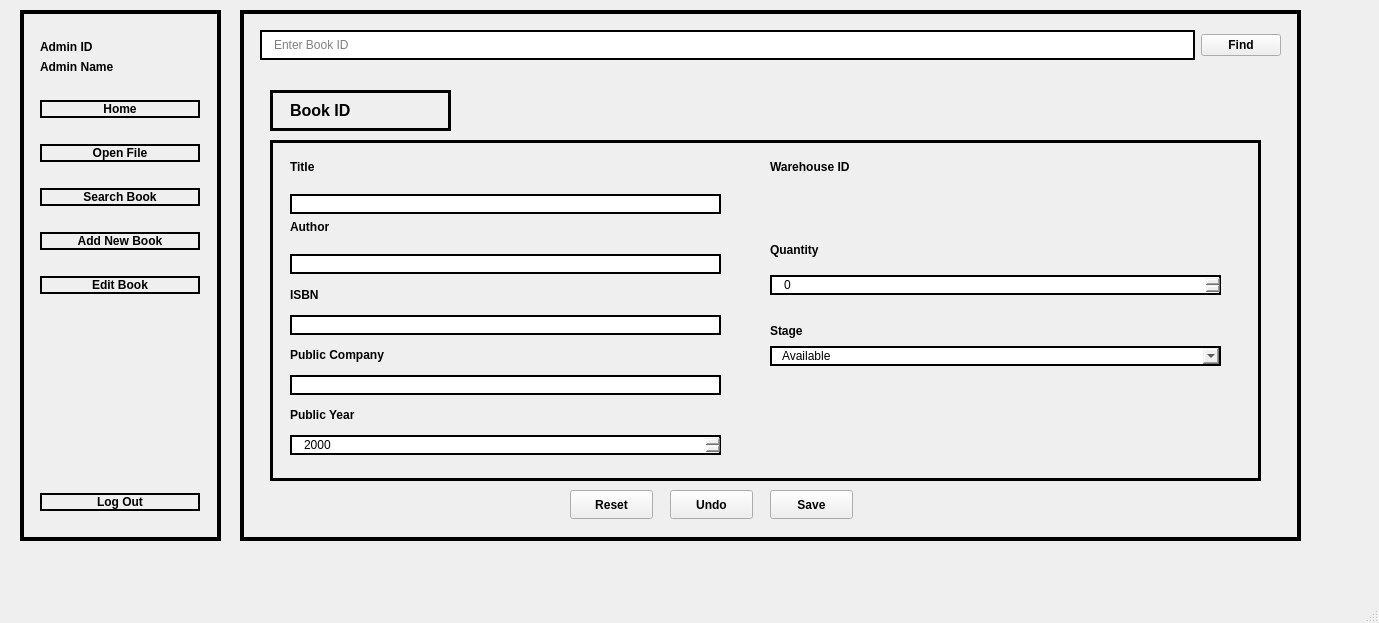
Old version of the form ui/designer-files/mainwindow.ui in the repository viciousircle/FINAL-huhuh.
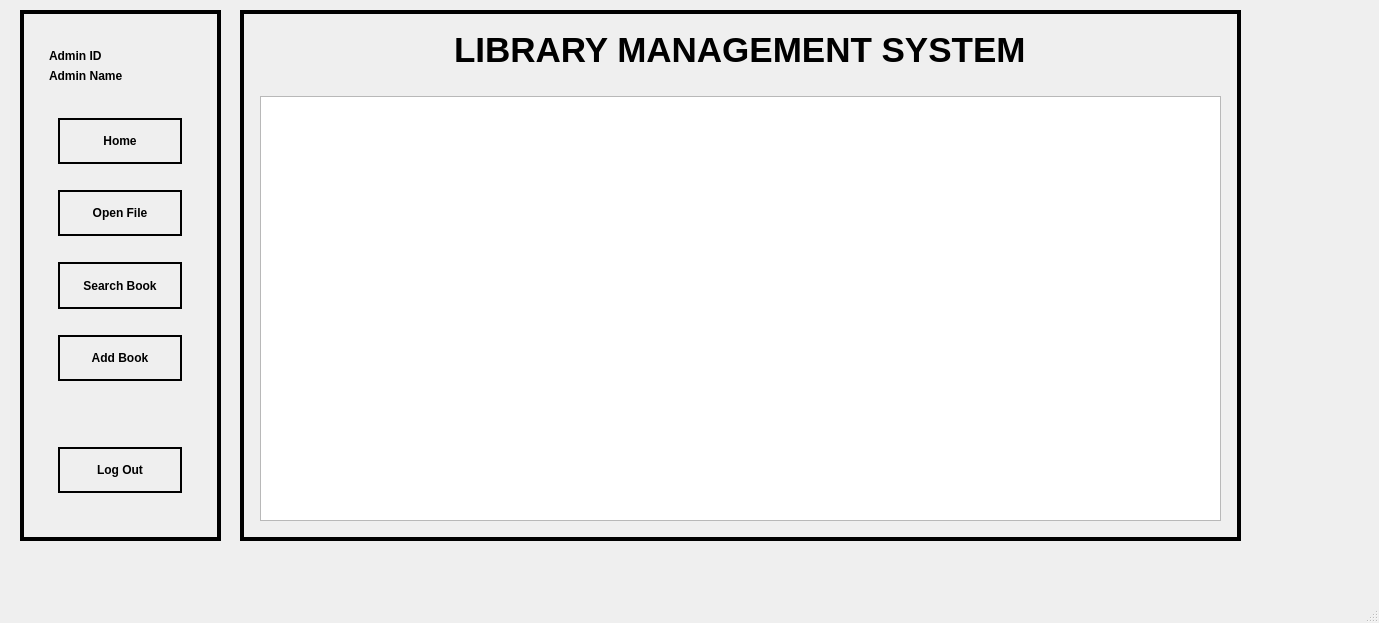
New version of the form. The open tabs and pages were chosen to show the change.

```diff
--- a/ui/designer-files/mainwindow.ui
+++ b/ui/designer-files/mainwindow.ui
@@ -1097,476 +1097,34 @@
         <string>Edit</string>
        </property>
       </widget>
-     </widget>
-    </widget>
-    <widget class="QWidget" name="edit_page">
-     <widget class="QFrame" name="body_3">
+      <widget class="QStackedWidget" name="stackedWidget">
       <property name="geometry">
        <rect>
-        <x>10</x>
-        <y>10</y>
-        <width>1061</width>
-        <height>531</height>
-       </rect>
-      </property>
-      <property name="frameShape">
-       <enum>QFrame::Box</enum>
-      </property>
-      <property name="frameShadow">
-       <enum>QFrame::Plain</enum>
-      </property>
-      <property name="lineWidth">
-       <number>4</number>
-      </property>
-      <widget class="QWidget" name="horizontalLayoutWidget_3">
-       <property name="geometry">
-        <rect>
-         <x>20</x>
-         <y>10</y>
-         <width>1021</width>
-         <height>51</height>
-        </rect>
-       </property>
-       <layout class="QHBoxLayout" name="horizontalLayout_3">
-        <item>
-         <widget class="QLineEdit" name="input_find_2">
-          <property name="styleSheet">
-           <string notr="true">border: 2px solid black;
-color: rgb(0, 0, 0);
-padding: 5px 10px 5px 10px ;
-</string>
-          </property>
-          <property name="text">
-           <string/>
-          </property>
-          <property name="placeholderText">
-           <string>Enter Book ID</string>
-          </property>
-         </widget>
-        </item>
-        <item>
-         <widget class="QPushButton" name="find_btn_2">
-          <property name="font">
-           <font>
-            <bold>true</bold>
-           </font>
-          </property>
-          <property name="styleSheet">
-           <string notr="true">QPushButton{
-	border: 2px solid black;
-	color: rgb(0, 0, 0);
-	padding: 5 10px 5 10px ;
-}
-QPushButton:hover{
-	border: 2px solid #560bad;
-	color: #560bad;
-	padding: 0 10px 0 10px ;
-}
-QPushButton::after{
-	border: 2px solid grey;\ncolor: grey;\npadding: 0 10px 0 10px ;\n
-}
-
-
-</string>
-          </property>
-          <property name="text">
-           <string>Find</string>
-          </property>
-         </widget>
-        </item>
-       </layout>
-      </widget>
-      <widget class="QStackedWidget" name="edit_stackedWidget">
-       <property name="geometry">
-        <rect>
-         <x>20</x>
-         <y>70</y>
-         <width>1021</width>
-         <height>451</height>
+         <x>420</x>
+         <y>160</y>
+         <width>151</width>
+         <height>101</height>
         </rect>
        </property>
        <property name="currentIndex">
         <number>0</number>
        </property>
-       <widget class="QWidget" name="edit_main_page">
-        <widget class="QFrame" name="frame_8">
+       <widget class="QWidget" name="page">
+        <widget class="QPushButton" name="edit_btn_3">
          <property name="geometry">
           <rect>
-           <x>10</x>
-           <y>10</y>
-           <width>181</width>
-           <height>41</height>
-          </rect>
-         </property>
-         <property name="frameShape">
-          <enum>QFrame::Box</enum>
-         </property>
-         <property name="frameShadow">
-          <enum>QFrame::Plain</enum>
-         </property>
-         <property name="lineWidth">
-          <number>3</number>
-         </property>
-         <widget class="QWidget" name="horizontalLayoutWidget_4">
-          <property name="geometry">
-           <rect>
-            <x>0</x>
-            <y>0</y>
-            <width>181</width>
-            <height>41</height>
-           </rect>
-          </property>
-          <layout class="QHBoxLayout" name="horizontalLayout_4">
-           <item>
-            <spacer name="verticalSpacer_4">
-             <property name="orientation">
-              <enum>Qt::Vertical</enum>
-             </property>
-             <property name="sizeHint" stdset="0">
-              <size>
-               <width>20</width>
-               <height>40</height>
-              </size>
-             </property>
-            </spacer>
-           </item>
-           <item>
-            <widget class="QLabel" name="label_2">
-             <property name="font">
-              <font>
-               <pointsize>12</pointsize>
-               <bold>true</bold>
-              </font>
-             </property>
-             <property name="text">
-              <string>Book ID</string>
-             </property>
-            </widget>
-           </item>
-           <item>
-            <spacer name="verticalSpacer_5">
-             <property name="orientation">
-              <enum>Qt::Vertical</enum>
-             </property>
-             <property name="sizeHint" stdset="0">
-              <size>
-               <width>20</width>
-               <height>40</height>
-              </size>
-             </property>
-            </spacer>
-           </item>
-           <item alignment="Qt::AlignHCenter">
-            <widget class="QLabel" name="book_id_text">
-             <property name="font">
-              <font>
-               <pointsize>12</pointsize>
-               <bold>true</bold>
-              </font>
-             </property>
-             <property name="text">
-              <string/>
-             </property>
-            </widget>
-           </item>
-           <item>
-            <spacer name="verticalSpacer_6">
-             <property name="orientation">
-              <enum>Qt::Vertical</enum>
-             </property>
-             <property name="sizeHint" stdset="0">
-              <size>
-               <width>20</width>
-               <height>40</height>
-              </size>
-             </property>
-            </spacer>
-           </item>
-          </layout>
-         </widget>
-        </widget>
-        <widget class="QFrame" name="frame_9">
-         <property name="geometry">
-          <rect>
-           <x>10</x>
-           <y>60</y>
-           <width>991</width>
-           <height>341</height>
-          </rect>
-         </property>
-         <property name="frameShape">
-          <enum>QFrame::Panel</enum>
-         </property>
-         <property name="frameShadow">
-          <enum>QFrame::Plain</enum>
-         </property>
-         <property name="lineWidth">
-          <number>3</number>
-         </property>
-         <widget class="QWidget" name="verticalLayoutWidget_10">
-          <property name="geometry">
-           <rect>
             <x>20</x>
             <y>20</y>
-            <width>431</width>
-            <height>295</height>
-           </rect>
-          </property>
-          <layout class="QVBoxLayout" name="verticalLayout_8">
-           <item alignment="Qt::AlignTop">
-            <widget class="QLabel" name="title_2">
+           <width>121</width>
+           <height>31</height>
+          </rect>
+         </property>
              <property name="font">
               <font>
                <bold>true</bold>
               </font>
              </property>
-             <property name="text">
-              <string>Title</string>
-             </property>
-            </widget>
-           </item>
-           <item>
-            <widget class="QLineEdit" name="input_title_2">
              <property name="styleSheet">
-              <string notr="true">border: 2px solid black;
-color: rgb(0, 0, 0);
-padding: 0px 10px 0px 10px ;
-</string>
-             </property>
-            </widget>
-           </item>
-           <item alignment="Qt::AlignTop">
-            <widget class="QLabel" name="author_2">
-             <property name="font">
-              <font>
-               <bold>true</bold>
-              </font>
-             </property>
-             <property name="text">
-              <string>Author</string>
-             </property>
-            </widget>
-           </item>
-           <item>
-            <widget class="QLineEdit" name="input_author_2">
-             <property name="styleSheet">
-              <string notr="true">border: 2px solid black;
-color: rgb(0, 0, 0);
-padding: 0px 10px 0px 10px ;
-</string>
-             </property>
-            </widget>
-           </item>
-           <item>
-            <widget class="QLabel" name="isbn_2">
-             <property name="font">
-              <font>
-               <bold>true</bold>
-              </font>
-             </property>
-             <property name="text">
-              <string>ISBN</string>
-             </property>
-            </widget>
-           </item>
-           <item>
-            <widget class="QLineEdit" name="input_isbn_2">
-             <property name="styleSheet">
-              <string notr="true">border: 2px solid black;
-color: rgb(0, 0, 0);
-padding: 0px 10px 0px 10px ;
-</string>
-             </property>
-            </widget>
-           </item>
-           <item>
-            <widget class="QLabel" name="publish_comp_2">
-             <property name="font">
-              <font>
-               <bold>true</bold>
-              </font>
-             </property>
-             <property name="text">
-              <string>Public Company</string>
-             </property>
-            </widget>
-           </item>
-           <item>
-            <widget class="QLineEdit" name="input_comp_2">
-             <property name="styleSheet">
-              <string notr="true">border: 2px solid black;
-color: rgb(0, 0, 0);
-padding: 0px 10px 0px 10px ;
-</string>
-             </property>
-            </widget>
-           </item>
-           <item>
-            <widget class="QLabel" name="publish_year_2">
-             <property name="font">
-              <font>
-               <bold>true</bold>
-              </font>
-             </property>
-             <property name="text">
-              <string>Public Year</string>
-             </property>
-            </widget>
-           </item>
-           <item>
-            <widget class="QDateEdit" name="input_year_2">
-             <property name="styleSheet">
-              <string notr="true">border: 2px solid black;
-color: rgb(0, 0, 0);
-padding: 0px 10px 0px 10px ;
-</string>
-             </property>
-             <property name="currentSection">
-              <enum>QDateTimeEdit::YearSection</enum>
-             </property>
-             <property name="displayFormat">
-              <string>yyyy</string>
-             </property>
-            </widget>
-           </item>
-          </layout>
-         </widget>
-         <widget class="QWidget" name="verticalLayoutWidget_11">
-          <property name="geometry">
-           <rect>
-            <x>500</x>
-            <y>20</y>
-            <width>451</width>
-            <height>206</height>
-           </rect>
-          </property>
-          <layout class="QVBoxLayout" name="verticalLayout_10">
-           <property name="spacing">
-            <number>0</number>
-           </property>
-           <item alignment="Qt::AlignTop">
-            <widget class="QLabel" name="warehouse_id_2">
-             <property name="font">
-              <font>
-               <bold>true</bold>
-              </font>
-             </property>
-             <property name="text">
-              <string>Warehouse ID</string>
-             </property>
-            </widget>
-           </item>
-           <item>
-            <widget class="QLabel" name="warehouse_id_text">
-             <property name="font">
-              <font>
-               <pointsize>12</pointsize>
-               <bold>true</bold>
-              </font>
-             </property>
-             <property name="text">
-              <string/>
-             </property>
-            </widget>
-           </item>
-           <item>
-            <spacer name="horizontalSpacer_15">
-             <property name="orientation">
-              <enum>Qt::Horizontal</enum>
-             </property>
-             <property name="sizeHint" stdset="0">
-              <size>
-               <width>40</width>
-               <height>20</height>
-              </size>
-             </property>
-            </spacer>
-           </item>
-           <item alignment="Qt::AlignTop">
-            <widget class="QLabel" name="quantity_2">
-             <property name="font">
-              <font>
-               <bold>true</bold>
-              </font>
-             </property>
-             <property name="text">
-              <string>Quantity</string>
-             </property>
-            </widget>
-           </item>
-           <item>
-            <widget class="QSpinBox" name="input_quantity_2">
-             <property name="styleSheet">
-              <string notr="true">border: 2px solid black;
-color: rgb(0, 0, 0);
-padding: 0px 10px 0px 10px ;
-</string>
-             </property>
-            </widget>
-           </item>
-           <item>
-            <spacer name="horizontalSpacer_16">
-             <property name="orientation">
-              <enum>Qt::Horizontal</enum>
-             </property>
-             <property name="sizeHint" stdset="0">
-              <size>
-               <width>40</width>
-               <height>20</height>
-              </size>
-             </property>
-            </spacer>
-           </item>
-           <item>
-            <widget class="QLabel" name="status_2">
-             <property name="font">
-              <font>
-               <bold>true</bold>
-              </font>
-             </property>
-             <property name="text">
-              <string>Stage</string>
-             </property>
-            </widget>
-           </item>
-           <item>
-            <widget class="QComboBox" name="input_stage_2">
-             <property name="styleSheet">
-              <string notr="true">border: 2px solid black;
-color: rgb(0, 0, 0);
-padding: 0px 10px 0px 10px ;
-</string>
-             </property>
-             <item>
-              <property name="text">
-               <string>Available</string>
-              </property>
-             </item>
-             <item>
-              <property name="text">
-               <string>Unavailable</string>
-              </property>
-             </item>
-            </widget>
-           </item>
-          </layout>
-         </widget>
-        </widget>
-        <widget class="QPushButton" name="reset_btn">
-         <property name="geometry">
-          <rect>
-           <x>310</x>
-           <y>410</y>
-           <width>83</width>
-           <height>29</height>
-          </rect>
-         </property>
-         <property name="font">
-          <font>
-           <bold>true</bold>
-          </font>
-         </property>
-         <property name="styleSheet">
           <string notr="true">QPushButton{
 	border: 2px solid black;
 	color: rgb(0, 0, 0);
@@ -1578,23 +1136,28 @@
 	padding: 0 10px 0 10px ;
 }
 QPushButton::after{
-	border: 2px solid grey;\ncolor: grey;\npadding: 0 10px 0 10px ;\n
+	border: 2px solid grey;
+color: grey;
+padding: 0 10px 0 10px ;
+
 }
 
 
 </string>
          </property>
          <property name="text">
-          <string>Reset</string>
+          <string>Delete</string>
          </property>
         </widget>
-        <widget class="QPushButton" name="save_btn">
+       </widget>
+       <widget class="QWidget" name="page_2">
+        <widget class="QPushButton" name="edit_btn_4">
          <property name="geometry">
           <rect>
-           <x>510</x>
-           <y>410</y>
-           <width>83</width>
-           <height>29</height>
+           <x>20</x>
+           <y>20</y>
+           <width>121</width>
+           <height>31</height>
           </rect>
          </property>
          <property name="font">
@@ -1614,7 +1177,10 @@
 	padding: 0 10px 0 10px ;
 }
 QPushButton::after{
-	border: 2px solid grey;\ncolor: grey;\npadding: 0 10px 0 10px ;\n
+	border: 2px solid grey;
+color: grey;
+padding: 0 10px 0 10px ;
+
 }
 
 
@@ -1624,13 +1190,13 @@
           <string>Save</string>
          </property>
         </widget>
-        <widget class="QPushButton" name="undo_btn">
+        <widget class="QPushButton" name="edit_btn_5">
          <property name="geometry">
           <rect>
-           <x>410</x>
-           <y>410</y>
-           <width>83</width>
-           <height>29</height>
+           <x>20</x>
+           <y>60</y>
+           <width>121</width>
+           <height>31</height>
           </rect>
          </property>
          <property name="font">
@@ -1650,14 +1216,17 @@
 	padding: 0 10px 0 10px ;
 }
 QPushButton::after{
-	border: 2px solid grey;\ncolor: grey;\npadding: 0 10px 0 10px ;\n
+	border: 2px solid grey;
+color: grey;
+padding: 0 10px 0 10px ;
+
 }
 
 
 </string>
          </property>
          <property name="text">
-          <string>Undo</string>
+          <string>Cancel</string>
          </property>
         </widget>
        </widget>
@@ -1684,7 +1253,7 @@
     <property name="lineWidth">
      <number>4</number>
     </property>
-    <widget class="QWidget" name="verticalLayoutWidget_4">
+    <widget class="QFrame" name="verticalFrame_4">
      <property name="geometry">
       <rect>
        <x>20</x>
@@ -1745,12 +1314,19 @@
        </spacer>
       </item>
       <item>
+       <widget class="QFrame" name="frame">
        <layout class="QVBoxLayout" name="burger">
         <item>
          <widget class="QPushButton" name="home_btn">
           <property name="enabled">
            <bool>true</bool>
           </property>
+           <property name="sizePolicy">
+            <sizepolicy hsizetype="MinimumExpanding" vsizetype="MinimumExpanding">
+             <horstretch>0</horstretch>
+             <verstretch>0</verstretch>
+            </sizepolicy>
+           </property>
           <property name="font">
            <font>
             <bold>true</bold>
@@ -1779,7 +1355,7 @@
          </widget>
         </item>
         <item>
-         <spacer name="horizontalSpacer_5">
+          <spacer name="horizontalSpacer_4">
           <property name="orientation">
            <enum>Qt::Horizontal</enum>
           </property>
@@ -1793,6 +1369,12 @@
         </item>
         <item>
          <widget class="QPushButton" name="open_btn">
+           <property name="sizePolicy">
+            <sizepolicy hsizetype="MinimumExpanding" vsizetype="MinimumExpanding">
+             <horstretch>0</horstretch>
+             <verstretch>0</verstretch>
+            </sizepolicy>
+           </property>
           <property name="font">
            <font>
             <bold>true</bold>
@@ -1818,7 +1400,7 @@
          </widget>
         </item>
         <item>
-         <spacer name="horizontalSpacer_6">
+          <spacer name="horizontalSpacer_5">
           <property name="orientation">
            <enum>Qt::Horizontal</enum>
           </property>
@@ -1832,6 +1414,12 @@
         </item>
         <item>
          <widget class="QPushButton" name="search_btn">
+           <property name="sizePolicy">
+            <sizepolicy hsizetype="MinimumExpanding" vsizetype="MinimumExpanding">
+             <horstretch>0</horstretch>
+             <verstretch>0</verstretch>
+            </sizepolicy>
+           </property>
           <property name="font">
            <font>
             <bold>true</bold>
@@ -1857,7 +1445,7 @@
          </widget>
         </item>
         <item>
-         <spacer name="horizontalSpacer_7">
+          <spacer name="horizontalSpacer_6">
           <property name="orientation">
            <enum>Qt::Horizontal</enum>
           </property>
@@ -1874,6 +1462,12 @@
           <property name="enabled">
            <bool>true</bool>
           </property>
+           <property name="sizePolicy">
+            <sizepolicy hsizetype="MinimumExpanding" vsizetype="MinimumExpanding">
+             <horstretch>0</horstretch>
+             <verstretch>0</verstretch>
+            </sizepolicy>
+           </property>
           <property name="font">
            <font>
             <bold>true</bold>
@@ -1894,12 +1488,12 @@
 </string>
           </property>
           <property name="text">
-           <string>Add New Book</string>
+            <string>Add Book</string>
           </property>
          </widget>
         </item>
         <item>
-         <spacer name="horizontalSpacer_8">
+          <spacer name="horizontalSpacer_7">
           <property name="orientation">
            <enum>Qt::Horizontal</enum>
           </property>
@@ -1912,48 +1506,39 @@
          </spacer>
         </item>
         <item>
-         <widget class="QPushButton" name="edit_btn">
-          <property name="font">
-           <font>
-            <bold>true</bold>
-           </font>
-          </property>
-          <property name="styleSheet">
-           <string notr="true">QPushButton{
-                    border: 2px solid black;
-                    color: black;
-                }
-QPushButton:hover{
-                    border: 2px solid #560bad;
-                    color: #560bad;
-                }
-
-
-
-</string>
-          </property>
-          <property name="text">
-           <string>Edit Book</string>
-          </property>
-         </widget>
-        </item>
-       </layout>
-      </item>
+          <spacer name="horizontalSpacer_11">
+           <property name="orientation">
+            <enum>Qt::Horizontal</enum>
+           </property>
+           <property name="sizeHint" stdset="0">
+            <size>
+             <width>40</width>
+             <height>20</height>
+            </size>
+           </property>
+          </spacer>
+         </item>
       <item>
-       <spacer name="verticalSpacer">
+          <spacer name="horizontalSpacer_2">
         <property name="orientation">
-         <enum>Qt::Vertical</enum>
+            <enum>Qt::Horizontal</enum>
         </property>
         <property name="sizeHint" stdset="0">
          <size>
-          <width>20</width>
-          <height>40</height>
+             <width>40</width>
+             <height>20</height>
          </size>
         </property>
        </spacer>
       </item>
       <item>
        <widget class="QPushButton" name="logout_btn">
+           <property name="sizePolicy">
+            <sizepolicy hsizetype="MinimumExpanding" vsizetype="MinimumExpanding">
+             <horstretch>0</horstretch>
+             <verstretch>0</verstretch>
+            </sizepolicy>
+           </property>
         <property name="font">
          <font>
           <bold>true</bold>
@@ -1979,7 +1564,7 @@
        </widget>
       </item>
       <item>
-       <spacer name="horizontalSpacer_23">
+          <spacer name="horizontalSpacer_8">
         <property name="orientation">
          <enum>Qt::Horizontal</enum>
         </property>
@@ -1990,6 +1575,9 @@
          </size>
         </property>
        </spacer>
+         </item>
+        </layout>
+       </widget>
       </item>
      </layout>
     </widget>
```
Left out of the diff: 425 changed lines with no effect on the pictures. Lines whose indentation alone changed are shown as unchanged.
